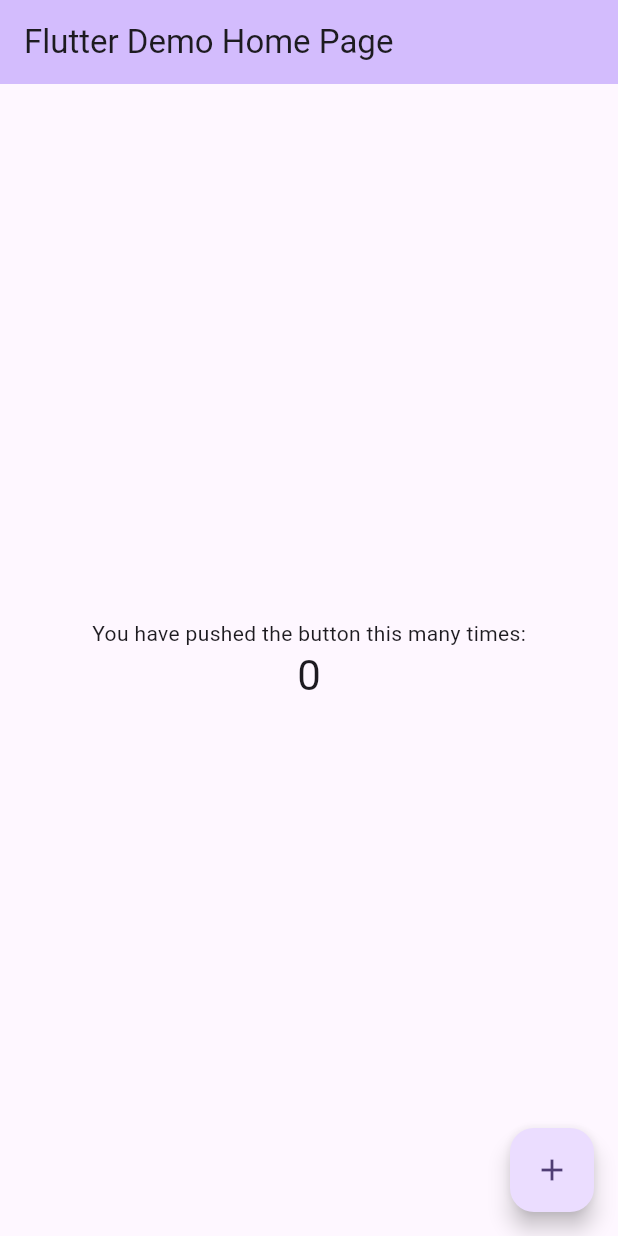
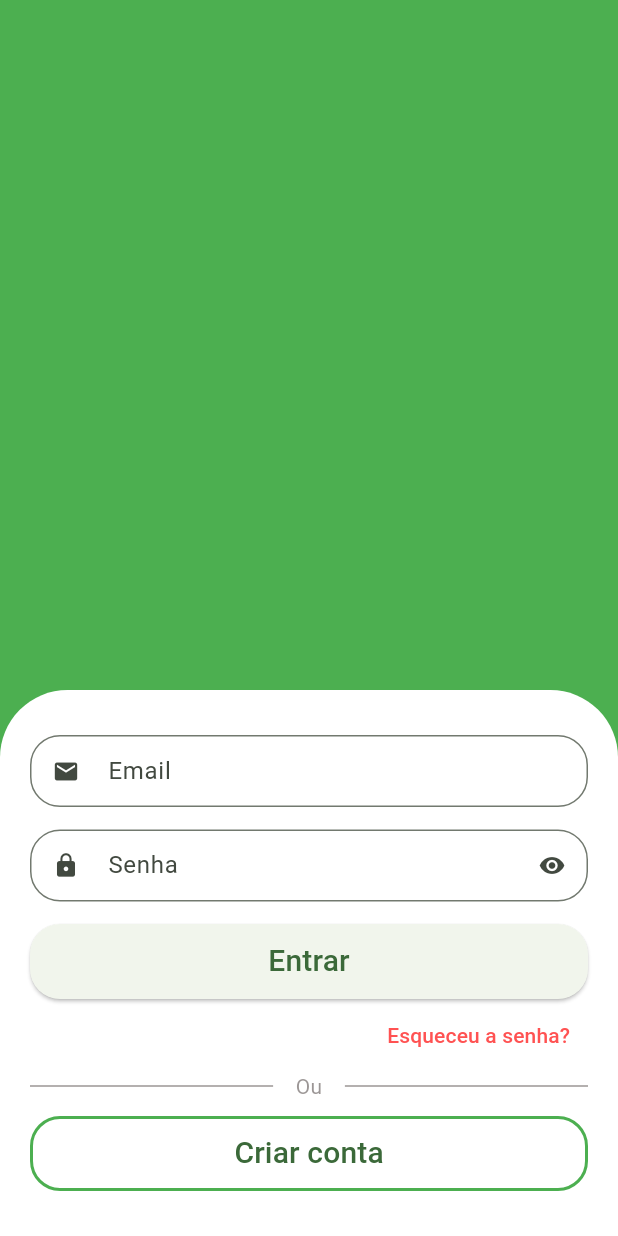
Before and after one commit to jaolimadev/GroceryApp, a Flutter app: the screen it shows after launch, on a phone screen of 412 x 824 dp. Run offline on Flutter 3.47's test engine with Material 2 defaults, Android fonts, the phone set to English and light mode, and no system bars.

Commit message:
Login page creation

```diff
--- a/farmco/lib/main.dart
+++ b/farmco/lib/main.dart
@@ -1,3 +1,4 @@
+import 'package:farmco/src/auth/sing_in_screen.dart';
 import 'package:flutter/material.dart';
 
 void main() {
@@ -13,113 +14,13 @@ class MyApp extends StatelessWidget {
     return MaterialApp(
       title: 'Flutter Demo',
       theme: ThemeData(
-        // This is the theme of your application.
-        //
-        // TRY THIS: Try running your application with "flutter run". You'll see
-        // the application has a blue toolbar. Then, without quitting the app,
-        // try changing the seedColor in the colorScheme below to Colors.green
-        // and then invoke "hot reload" (save your changes or press the "hot
-        // reload" button in a Flutter-supported IDE, or press "r" if you used
-        // the command line to start the app).
-        //
-        // Notice that the counter didn't reset back to zero; the application
-        // state is not lost during the reload. To reset the state, use hot
-        // restart instead.
-        //
-        // This works for code too, not just values: Most code changes can be
-        // tested with just a hot reload.
-        colorScheme: ColorScheme.fromSeed(seedColor: Colors.deepPurple),
+        primarySwatch: Colors.green,
+        iconTheme: const IconThemeData(color: Colors.green),
+        colorScheme: ColorScheme.fromSeed(seedColor: Colors.green),
         useMaterial3: true,
       ),
-      home: const MyHomePage(title: 'Flutter Demo Home Page'),
+      debugShowCheckedModeBanner: false,
+      home: const SingInScreen(),
     );
   }
 }
-
-class MyHomePage extends StatefulWidget {
-  const MyHomePage({super.key, required this.title});
-
-  // This widget is the home page of your application. It is stateful, meaning
-  // that it has a State object (defined below) that contains fields that affect
-  // how it looks.
-
-  // This class is the configuration for the state. It holds the values (in this
-  // case the title) provided by the parent (in this case the App widget) and
-  // used by the build method of the State. Fields in a Widget subclass are
-  // always marked "final".
-
-  final String title;
-
-  @override
-  State<MyHomePage> createState() => _MyHomePageState();
-}
-
-class _MyHomePageState extends State<MyHomePage> {
-  int _counter = 0;
-
-  void _incrementCounter() {
-    setState(() {
-      // This call to setState tells the Flutter framework that something has
-      // changed in this State, which causes it to rerun the build method below
-      // so that the display can reflect the updated values. If we changed
-      // _counter without calling setState(), then the build method would not be
-      // called again, and so nothing would appear to happen.
-      _counter++;
-    });
-  }
-
-  @override
-  Widget build(BuildContext context) {
-    // This method is rerun every time setState is called, for instance as done
-    // by the _incrementCounter method above.
-    //
-    // The Flutter framework has been optimized to make rerunning build methods
-    // fast, so that you can just rebuild anything that needs updating rather
-    // than having to individually change instances of widgets.
-    return Scaffold(
-      appBar: AppBar(
-        // TRY THIS: Try changing the color here to a specific color (to
-        // Colors.amber, perhaps?) and trigger a hot reload to see the AppBar
-        // change color while the other colors stay the same.
-        backgroundColor: Theme.of(context).colorScheme.inversePrimary,
-        // Here we take the value from the MyHomePage object that was created by
-        // the App.build method, and use it to set our appbar title.
-        title: Text(widget.title),
-      ),
-      body: Center(
-        // Center is a layout widget. It takes a single child and positions it
-        // in the middle of the parent.
-        child: Column(
-          // Column is also a layout widget. It takes a list of children and
-          // arranges them vertically. By default, it sizes itself to fit its
-          // children horizontally, and tries to be as tall as its parent.
-          //
-          // Column has various properties to control how it sizes itself and
-          // how it positions its children. Here we use mainAxisAlignment to
-          // center the children vertically; the main axis here is the vertical
-          // axis because Columns are vertical (the cross axis would be
-          // horizontal).
-          //
-          // TRY THIS: Invoke "debug painting" (choose the "Toggle Debug Paint"
-          // action in the IDE, or press "p" in the console), to see the
-          // wireframe for each widget.
-          mainAxisAlignment: MainAxisAlignment.center,
-          children: <Widget>[
-            const Text(
-              'You have pushed the button this many times:',
-            ),
-            Text(
-              '$_counter',
-              style: Theme.of(context).textTheme.headlineMedium,
-            ),
-          ],
-        ),
-      ),
-      floatingActionButton: FloatingActionButton(
-        onPressed: _incrementCounter,
-        tooltip: 'Increment',
-        child: const Icon(Icons.add),
-      ), // This trailing comma makes auto-formatting nicer for build methods.
-    );
-  }
-}
--- /dev/null
+++ b/farmco/lib/src/auth/components/custom_text_field.dart
@@ -0,0 +1,56 @@
+import 'package:flutter/material.dart';
+
+class CustomTextField extends StatefulWidget {
+  final IconData icon;
+  final String label;
+  final bool isSecret;
+
+  const CustomTextField({
+    required this.icon,
+    required this.label,
+    this.isSecret = false,
+    super.key,
+  });
+
+  @override
+  State<CustomTextField> createState() => _CustomTextFieldState();
+}
+
+class _CustomTextFieldState extends State<CustomTextField> {
+
+  bool isObscure = false;
+
+  @override
+  void initState() {
+    super.initState();
+    isObscure = widget.isSecret;
+  }
+
+  @override
+  Widget build(BuildContext context) {
+    return Padding(
+      padding: const EdgeInsets.only(bottom: 15),
+      child: TextFormField(
+        obscureText: isObscure,
+        decoration: InputDecoration(
+          prefixIcon: Icon(widget.icon),
+          suffixIcon: widget.isSecret
+              ? IconButton(
+                  onPressed: () {
+                    setState(() {
+                      isObscure = !isObscure;
+                    });
+                  },
+                  icon: Icon(isObscure ? Icons.visibility : Icons.visibility_off),
+                )
+              : null,
+          labelText: widget.label,
+          isDense: true,
+          border: OutlineInputBorder(
+            borderRadius: BorderRadius.circular(20),
+          ),
+        ),
+      ),
+    );
+  }
+}
--- /dev/null
+++ b/farmco/lib/src/auth/sing_in_screen.dart
@@ -0,0 +1,137 @@
+import 'package:farmco/src/auth/components/custom_text_field.dart';
+import 'package:flutter/material.dart';
+
+class SingInScreen extends StatelessWidget {
+  const SingInScreen({super.key});
+
+  @override
+  Widget build(BuildContext context) {
+    return Scaffold(
+      backgroundColor: Colors.green,
+      body: Column(
+        children: [
+          Expanded(
+            child: Container(
+              color: Colors.green,
+            ),
+          ),
+          Container(
+            padding: const EdgeInsets.symmetric(
+              horizontal: 20,
+              vertical: 30,
+            ),
+            decoration: const BoxDecoration(
+              color: Colors.white,
+              borderRadius: BorderRadius.vertical(
+                top: Radius.circular(45),
+              ),
+            ),
+            child: Column(
+              crossAxisAlignment: CrossAxisAlignment.stretch,
+              children: [
+// EMAIL
+                const CustomTextField(
+                  icon: Icons.email,
+                  label: 'Email',
+                ),
+
+// SENHA
+                const CustomTextField(
+                  icon: Icons.lock,
+                  label: 'Senha',
+                  isSecret: true,
+                ),
+
+// BOTÃO ENTRAR
+                SizedBox(
+                  height: 50,
+                  child: ElevatedButton(
+                    style: ElevatedButton.styleFrom(
+                      shape: RoundedRectangleBorder(
+                        borderRadius: BorderRadius.circular(20),
+                      ),
+                    ),
+                    onPressed: () {},
+                    child: const Text(
+                      'Entrar',
+                      style: TextStyle(
+                        fontSize: 20,
+                      ),
+                    ),
+                  ),
+                ),
+
+// ESQUECEU A SENHA
+                Align(
+                  alignment: Alignment.centerRight,
+                  child: TextButton(
+                    onPressed: () {},
+                    child: const Text(
+                      'Esqueceu a senha?',
+                      style: TextStyle(
+                        color: Colors.redAccent,
+                      ),
+                    ),
+                  ),
+                ),
+
+// DIVISOR
+                const Padding(
+                  padding: EdgeInsets.only(bottom: 10),
+                  child: Row(
+                    children: [
+                      Expanded(
+                        child: Divider(
+                          color: Color.fromARGB(151, 86, 77, 76),
+                          thickness: 1,
+                        ),
+                      ),
+                      Padding(
+                        padding: EdgeInsets.symmetric(horizontal: 15),
+                        child: Text(
+                          'Ou',
+                          style: TextStyle(
+                            color: Color.fromARGB(151, 86, 77, 76),
+                          ),
+                        ),
+                      ),
+                      Expanded(
+                        child: Divider(
+                          color: Color.fromARGB(151, 86, 77, 76),
+                          thickness: 1,
+                        ),
+                      ),
+                    ],
+                  ),
+                ),
+
+// BOTÃO CRIAR CONTA
+                SizedBox(
+                  height: 50,
+                  child: OutlinedButton(
+                    style: OutlinedButton.styleFrom(
+                      shape: RoundedRectangleBorder(
+                        borderRadius: BorderRadius.circular(20),
+                      ),
+                      side: const BorderSide(
+                        width: 2,
+                        color: Colors.green,
+                      ),
+                    ),
+                    onPressed: () {},
+                    child: const Text(
+                      'Criar conta',
+                      style: TextStyle(
+                        fontSize: 20,
+                      ),
+                    ),
+                  ),
+                )
+              ],
+            ),
+          ),
+        ],
+      ),
+    );
+  }
+}
```
